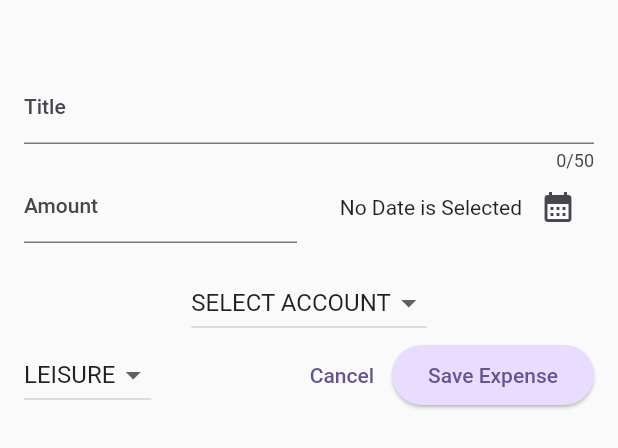
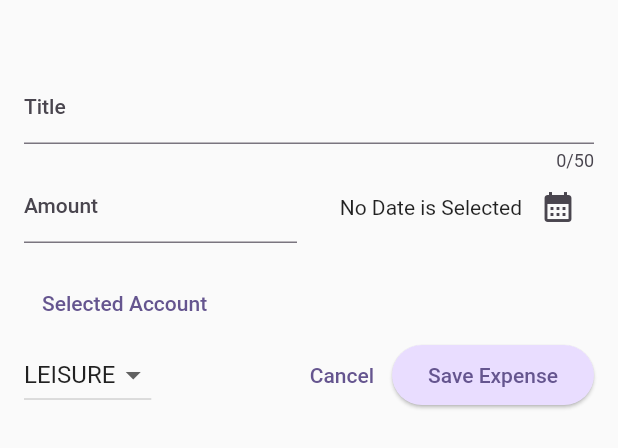
Before and after one commit to Rgada28/expense_tracker, a Flutter app: the NewExpense widget shown alone on an empty page, opened directly, on a phone screen of 412 x 824 dp. Shown: the top 448 px of the screen. Run offline on Flutter 3.47's test engine with Material 2 defaults, Android fonts, the phone set to English and light mode, and no system bars; our stand-ins replace flutter_riverpod, sqflite; accounts and stored records are empty.

Commit message:
Added Accounts dialog to select account

```diff
--- a/lib/widgets/new_expense.dart
+++ b/lib/widgets/new_expense.dart
@@ -3,6 +3,7 @@ import 'package:expense_tracker/models/account.dart';
 import 'package:expense_tracker/models/expense.dart';
 import 'package:expense_tracker/models/user_transaction.dart';
 import 'package:expense_tracker/provider/expenses_provider.dart';
+import 'package:expense_tracker/widgets/accounts_dialog.dart';
 import 'package:flutter/material.dart';
 import 'package:flutter_riverpod/flutter_riverpod.dart';
 
@@ -19,14 +20,11 @@ class _NewExpenseState extends ConsumerState<NewExpense> {
   DateTime? _selectedDate;
   Category _selectedCategory = Category.leisure;
   final List<Account> accounts = [];
-  late Account _selectedAccount;
+  Account? _selectedAccount;
 
   @override
   void initState() {
     super.initState();
-    _selectedAccount =
-        Account(id: -1, name: "Select Account", isLending: 0, balance: 0);
-    accounts.add(_selectedAccount);
     populateAccountsDropDownMenu();
   }
 
@@ -45,13 +43,13 @@ class _NewExpenseState extends ConsumerState<NewExpense> {
     setState(() => _selectedDate = pickedDate);
   }
 
-  void _submitExpenseData() async {
+  void _submitExpenseData() {
     final enteredAmount = double.tryParse(_amountController.text);
     final amountIsValid = enteredAmount == null || enteredAmount < 0;
     if (_titleController.text.trim().isEmpty ||
         amountIsValid ||
         _selectedDate == null ||
-        _selectedAccount.id == -1) {
+        _selectedAccount != null) {
       showDialog(
           context: context,
           builder: (ctx) {
@@ -70,6 +68,7 @@ class _NewExpenseState extends ConsumerState<NewExpense> {
           });
       return;
     }
+
     DbHelper.db.addAccountToDatabase(
         Account(name: "HDFC", isLending: 0, balance: 4000));
     DbHelper.db.addTransactionToDatabase(UserTransaction(
@@ -87,6 +86,24 @@ class _NewExpenseState extends ConsumerState<NewExpense> {
         category: _selectedCategory));
 
     Navigator.pop(context);
+  }
+
+  void _selectAccountsDialogue() {
+    showDialog(
+        context: context,
+        builder: (context) {
+          return AccountsDialog(
+            accounts: accounts,
+            onSelectAccount: selectedAccount,
+          );
+        });
+    return;
+  }
+
+  void selectedAccount(Account account) {
+    setState(() {
+      _selectedAccount = account;
+    });
   }
 
   @override
@@ -147,6 +164,7 @@ class _NewExpenseState extends ConsumerState<NewExpense> {
                     ),
                   if (width >= 600)
                     Row(
+                      mainAxisAlignment: MainAxisAlignment.spaceEvenly,
                       children: [
                         DropdownButton(
                             value: _selectedCategory,
@@ -167,6 +185,17 @@ class _NewExpenseState extends ConsumerState<NewExpense> {
                                 });
                               }
                             }),
+                        const SizedBox(
+                          width: 100,
+                        ),
+                        TextButton(
+                            onPressed: _selectAccountsDialogue,
+                            child: Text(_selectedAccount == null
+                                ? "Select Account"
+                                : "Selected Account")),
+                        Text(_selectedAccount == null
+                            ? "Please select an account"
+                            : _selectedAccount!.name),
                         Expanded(
                           child: Row(
                             mainAxisAlignment: MainAxisAlignment.end,
@@ -224,7 +253,6 @@ class _NewExpenseState extends ConsumerState<NewExpense> {
                   if (width >= 600)
                     Row(
                       children: [
-                        //TODO place accounts drop down here
                         const Spacer(),
                         TextButton(
                             onPressed: () {
@@ -240,25 +268,18 @@ class _NewExpenseState extends ConsumerState<NewExpense> {
                   else
                     Column(
                       children: [
-                        DropdownButton(
-                            value: _selectedAccount,
-                            items: accounts
-                                .map(
-                                  (account) => DropdownMenuItem(
-                                    value: account,
-                                    child: Text(
-                                      account.name.toUpperCase(),
-                                    ),
-                                  ),
-                                )
-                                .toList(),
-                            onChanged: (value) {
-                              if (value != null) {
-                                setState(() {
-                                  _selectedAccount = value;
-                                });
-                              }
-                            }),
+                        Row(
+                          children: [
+                            TextButton(
+                                onPressed: _selectAccountsDialogue,
+                                child: Text(_selectedAccount == null
+                                    ? "Select Account"
+                                    : "Selected Account")),
+                            Text(_selectedAccount == null
+                                ? "Please select an account"
+                                : _selectedAccount!.name),
+                          ],
+                        ),
                         Row(
                           children: [
                             DropdownButton(
```
Also changed, not shown: lib/widgets/accounts_dialog.dart (added, +78 -0 lines).
